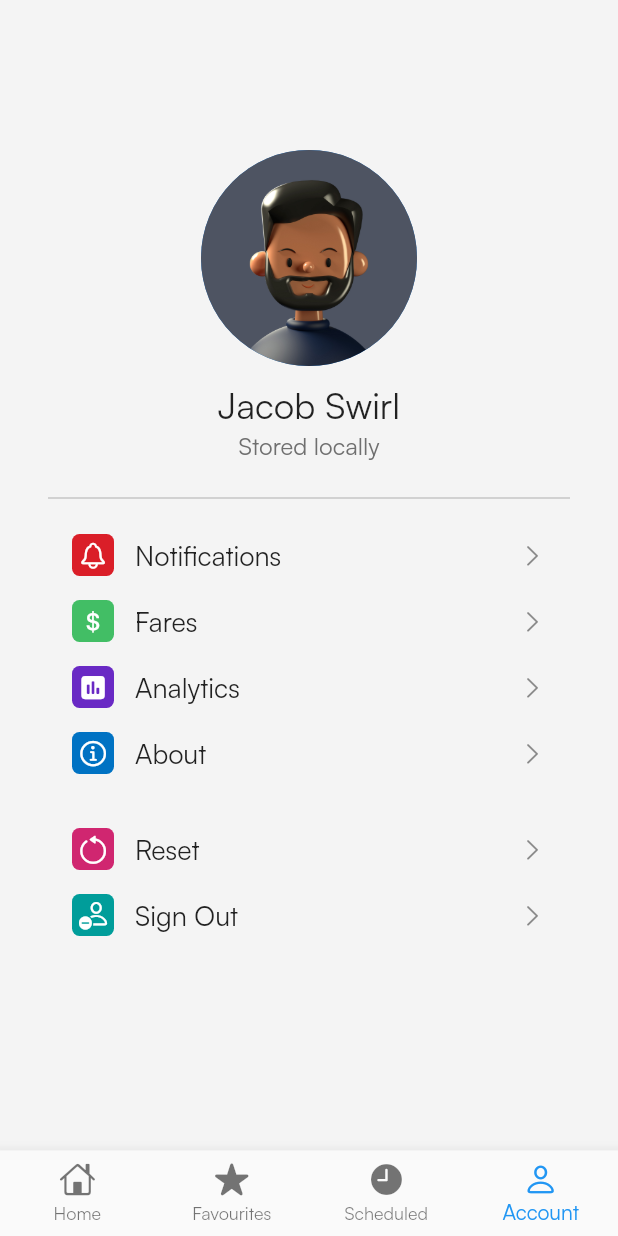
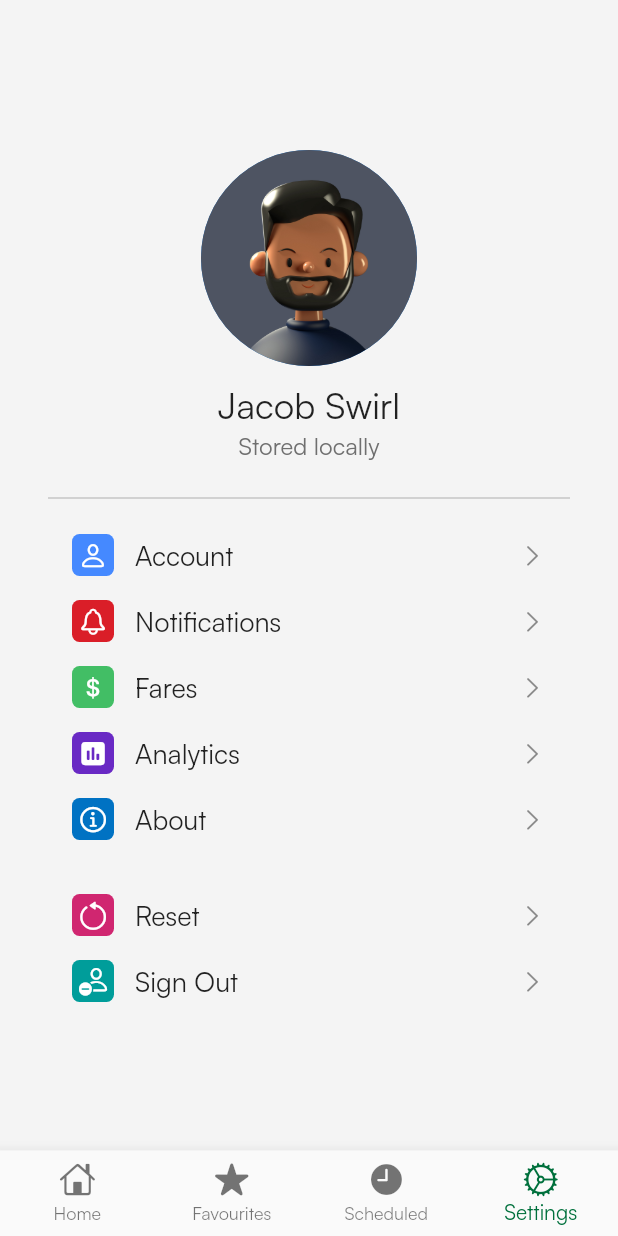
Before and after one commit to JackTop325/TransitApp, a Flutter app: the HomePage screen opened by its route, item 4 of the bottom bar chosen, on a phone screen of 412 x 824 dp. Run offline on Flutter 3.47's test engine with Material 2 defaults, Android fonts, the phone set to English and light mode, and no system bars; our stand-ins replace flutter_svg.

Commit message:
bottom navigation bar settings

```diff
--- a/TransitApp/lib/pages/home.dart
+++ b/TransitApp/lib/pages/home.dart
@@ -1,6 +1,7 @@
 import 'package:flutter/material.dart';
 import 'package:flutter/cupertino.dart';
-import 'package:transit_app/pages/account/account.dart';
+import 'package:transit_app/colors.dart';
+import 'package:transit_app/pages/settings/settings.dart';
 
 class HomePage extends StatefulWidget {
   const HomePage({super.key});
@@ -16,7 +17,7 @@ class _HomePageState extends State<HomePage> {
     const Center(child: Text('Home')),
     const Center(child: Text('Favorites')),
     const Center(child: Text('Scheduled')),
-    const AccountPage(),
+    const SettingsPage(),
   ];
 
   void _onItemTapped(int index) {
@@ -30,6 +31,7 @@ class _HomePageState extends State<HomePage> {
     return Scaffold(
       body: _widgetOptions.elementAt(_selectedIndex),
       bottomNavigationBar: BottomNavigationBar(
+        selectedItemColor: drtGreen,
         type: BottomNavigationBarType.fixed,
         items: const <BottomNavigationBarItem>[
           BottomNavigationBarItem(
@@ -45,8 +47,8 @@ class _HomePageState extends State<HomePage> {
             label: 'Scheduled',
           ),
           BottomNavigationBarItem(
-            icon: Icon(CupertinoIcons.person),
-            label: 'Account',
+            icon: Icon(CupertinoIcons.settings),
+            label: 'Settings',
           ),
         ],
         currentIndex: _selectedIndex,
--- a/TransitApp/lib/pages/account/account.dart
+++ b/TransitApp/lib/pages/settings/settings.dart
@@ -4,8 +4,8 @@ import 'package:flutter/cupertino.dart';
 import 'package:transit_app/widgets/table_tile.dart';
 // import 'package:transit_app/colors.dart';
 
-class AccountPage extends StatelessWidget {
-  const AccountPage({super.key});
+class SettingsPage extends StatelessWidget {
+  const SettingsPage({super.key});
 
   @override
   Widget build(BuildContext context) {
@@ -50,6 +50,13 @@ class AccountPage extends StatelessWidget {
                 color: ibmGray30,
               ),
               const SizedBox(height: 8.0),
+              TableTile(
+                title: 'Account',
+                iconData: CupertinoIcons.person,
+                iconColor: Colors.white,
+                iconBackgroundColor: ibmBlue50,
+                onPressed: () {},
+              ),
               TableTile(
                 title: 'Notifications',
                 iconData: CupertinoIcons.bell,
```
